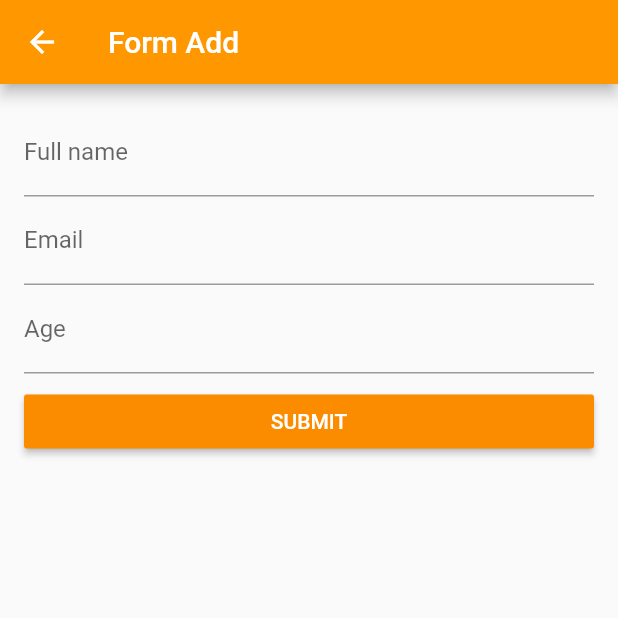
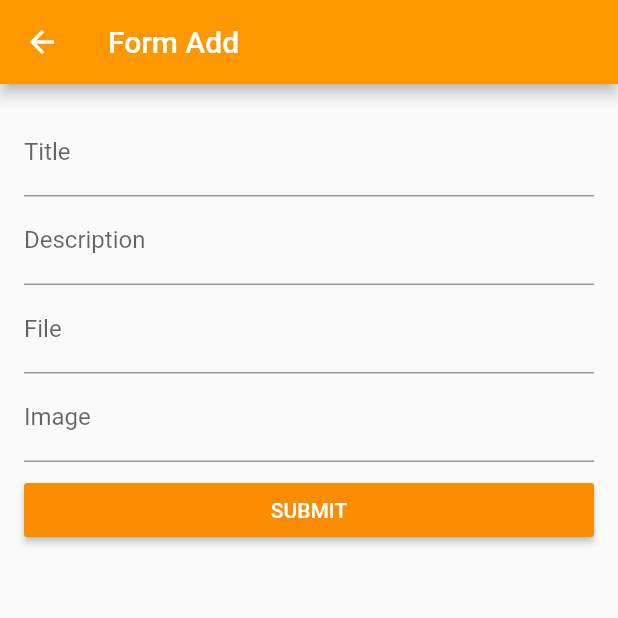
Before and after one commit to mohali9/crud_flutter_me, a Flutter app: the FormAddScreen screen opened directly, on a phone screen of 412 x 824 dp, the top half of it. Run offline on Flutter 3.47's test engine with Material 2 defaults, Android fonts, the phone set to English and light mode, and no system bars; our stand-ins replace shared_preferences; accounts and stored records are empty.

Commit message:
first commit

```diff
--- a/lib/home/create.dart
+++ b/lib/home/create.dart
@@ -1,5 +1,5 @@
-import 'package:crud_lagi/api/api_service.dart';
-import 'package:crud_lagi/model/profile.dart';
+import 'package:crud_flutter_me/api/api_service.dart';
+import 'package:crud_flutter_me/model/profile.dart';
 import 'package:flutter/cupertino.dart';
 import 'package:flutter/material.dart';
 
@@ -17,23 +17,26 @@ class FormAddScreen extends StatefulWidget {
 class _FormAddScreenState extends State<FormAddScreen> {
   bool _isLoading = false;
   ApiService _apiService = ApiService();
-  bool _isFieldNameValid;
-  bool _isFieldEmailValid;
-  bool _isFieldAgeValid;
-  TextEditingController _controllerName = TextEditingController();
-  TextEditingController _controllerEmail = TextEditingController();
-  TextEditingController _controllerAge = TextEditingController();
+  bool _isFieldtitleValid;
+  bool _isFielddescriptionValid;
+  bool _isFieldfileValid;
+  bool _isFieldimageValid;
+  TextEditingController _controllertitle = TextEditingController();
+  TextEditingController _controllerdescription = TextEditingController();
+  TextEditingController _controllerfile = TextEditingController();
+  TextEditingController _controllerimage = TextEditingController();
 
   @override
   //deklarasi method initState()
   void initState() {
     if (widget.profile != null) {
-      _isFieldNameValid = true;
-      _controllerName.text = widget.profile.name;
-      _isFieldEmailValid = true;
-      _controllerEmail.text = widget.profile.email;
-      _isFieldAgeValid = true;
-      _controllerAge.text = widget.profile.age.toString();
+      _isFieldtitleValid = true;
+      _controllertitle.text = widget.profile.title;
+      _controllerdescription.text = widget.profile.description;
+      _controllerfile.text = widget.profile.file;
+      _controllerimage.text = widget.profile.image;
+      // _isFieldAgeValid = true;
+      // _controllerAge.text = widget.profile.age.toString();
     }
     super.initState();
   }
@@ -56,9 +59,10 @@ class _FormAddScreenState extends State<FormAddScreen> {
             child: Column(
               crossAxisAlignment: CrossAxisAlignment.stretch,
               children: <Widget>[
-                _buildTextFieldName(),
-                _buildTextFieldEmail(),
-                _buildTextFieldAge(),
+                _buildTextFieldtitle(),
+                _buildTextFielddescription(),
+                _buildTextFieldfile(),
+                _buildTextFieldimage(),
                 Padding(
                   padding: const EdgeInsets.only(top: 8.0),
                   child: RaisedButton(
@@ -71,12 +75,14 @@ class _FormAddScreenState extends State<FormAddScreen> {
                       ),
                     ),
                     onPressed: () {
-                      if (_isFieldNameValid == null ||
-                          _isFieldEmailValid == null ||
-                          _isFieldAgeValid == null ||
-                          !_isFieldNameValid ||
-                          !_isFieldEmailValid ||
-                          !_isFieldAgeValid) {
+                      if (_isFieldtitleValid == null ||
+                          _isFielddescriptionValid == null ||
+                          _isFieldfileValid == null ||
+                          _isFieldimageValid == null ||
+                          !_isFieldtitleValid ||
+                          !_isFielddescriptionValid ||
+                          !_isFieldfileValid ||
+                          !_isFieldimageValid) {
                         _scaffoldState.currentState.showSnackBar(
                           SnackBar(
                             content: Text("Please fill all field"),
@@ -85,20 +91,28 @@ class _FormAddScreenState extends State<FormAddScreen> {
                         return;
                       }
                       setState(() => _isLoading = true);
-                      String name = _controllerName.text.toString();
-                      String email = _controllerEmail.text.toString();
-                      int age = int.parse(_controllerAge.text.toString());
-                      Profile profile =
-                          Profile(name: name, email: email, age: age);
+                      String title = _controllertitle.text.toString();
+                      String description =
+                          _controllerdescription.text.toString();
+                      String file = _controllerfile.text.toString();
+                      String image = _controllerimage.text.toString();
+                      // int age = int.parse(_controllerAge.text.toString());
+                      Profile profile = Profile(
+                          title: title,
+                          description: description,
+                          file: file,
+                          image: image);
                       if (widget.profile == null) {
                         _apiService.createProfile(profile).then((isSuccess) {
                           setState(() => _isLoading = false);
                           if (isSuccess) {
+                            _scaffoldState.currentState.showSnackBar(
+                              SnackBar(
+                                content: Text("Submit data failed"),
+                              ),
+                            );
+                          } else {
                             Navigator.pop(_scaffoldState.currentState.context);
-                          } else {
-                            _scaffoldState.currentState.showSnackBar(SnackBar(
-                              content: Text("Submit data failed"),
-                            ));
                           }
                         });
                       } else {
@@ -142,58 +156,77 @@ class _FormAddScreenState extends State<FormAddScreen> {
     );
   }
 
-  Widget _buildTextFieldName() {
+  Widget _buildTextFieldtitle() {
     return TextField(
-      controller: _controllerName,
+      controller: _controllertitle,
       keyboardType: TextInputType.text,
       decoration: InputDecoration(
-        labelText: "Full name",
-        errorText: _isFieldNameValid == null || _isFieldNameValid
+        labelText: "Title",
+        errorText: _isFieldtitleValid == null || _isFieldtitleValid
             ? null
-            : "Full name is required",
+            : "Full Title is required",
       ),
       onChanged: (value) {
         bool isFieldValid = value.trim().isNotEmpty;
-        if (isFieldValid != _isFieldNameValid) {
-          setState(() => _isFieldNameValid = isFieldValid);
+        if (isFieldValid != _isFieldtitleValid) {
+          setState(() => _isFieldtitleValid = isFieldValid);
         }
       },
     );
   }
 
-  Widget _buildTextFieldEmail() {
+  Widget _buildTextFielddescription() {
     return TextField(
-      controller: _controllerEmail,
-      keyboardType: TextInputType.emailAddress,
+      controller: _controllerdescription,
+      keyboardType: TextInputType.text,
       decoration: InputDecoration(
-        labelText: "Email",
-        errorText: _isFieldEmailValid == null || _isFieldEmailValid
+        labelText: "Description",
+        errorText: _isFielddescriptionValid == null || _isFielddescriptionValid
             ? null
-            : "Email is required",
+            : "Description is required",
       ),
       onChanged: (value) {
         bool isFieldValid = value.trim().isNotEmpty;
-        if (isFieldValid != _isFieldEmailValid) {
-          setState(() => _isFieldEmailValid = isFieldValid);
+        if (isFieldValid != _isFielddescriptionValid) {
+          setState(() => _isFielddescriptionValid = isFieldValid);
         }
       },
     );
   }
 
-  Widget _buildTextFieldAge() {
+  Widget _buildTextFieldfile() {
     return TextField(
-      controller: _controllerAge,
-      keyboardType: TextInputType.number,
+      controller: _controllerfile,
+      keyboardType: TextInputType.text,
       decoration: InputDecoration(
-        labelText: "Age",
-        errorText: _isFieldAgeValid == null || _isFieldAgeValid
+        labelText: "File",
+        errorText: _isFieldfileValid == null || _isFieldfileValid
             ? null
-            : "Age is required",
+            : "File is required",
       ),
       onChanged: (value) {
         bool isFieldValid = value.trim().isNotEmpty;
-        if (isFieldValid != _isFieldAgeValid) {
-          setState(() => _isFieldAgeValid = isFieldValid);
+        if (isFieldValid != _isFieldfileValid) {
+          setState(() => _isFieldfileValid = isFieldValid);
+        }
+      },
+    );
+  }
+
+  Widget _buildTextFieldimage() {
+    return TextField(
+      controller: _controllerimage,
+      keyboardType: TextInputType.text,
+      decoration: InputDecoration(
+        labelText: "Image",
+        errorText: _isFieldimageValid == null || _isFieldimageValid
+            ? null
+            : "Image is required",
+      ),
+      onChanged: (value) {
+        bool isFieldValid = value.trim().isNotEmpty;
+        if (isFieldValid != _isFieldimageValid) {
+          setState(() => _isFieldimageValid = isFieldValid);
         }
       },
     );
--- a/lib/home/homescreen.dart
+++ b/lib/home/homescreen.dart
@@ -1,8 +1,11 @@
-import 'package:crud_lagi/api/api_service.dart';
-import 'package:crud_lagi/home/create.dart';
-import 'package:crud_lagi/model/profile.dart';
+import 'package:crud_flutter_me/api/api_service.dart';
+import 'package:crud_flutter_me/home/create.dart';
+import 'package:crud_flutter_me/model/profile.dart';
 import 'package:flutter/cupertino.dart';
 import 'package:flutter/material.dart';
+import 'package:shared_preferences/shared_preferences.dart';
+
+// GlobalKey<ScaffoldState> _scaffoldState = GlobalKey<ScaffoldState>();
 
 class HomeScreen extends StatefulWidget {
   @override
@@ -24,12 +27,14 @@ class _HomeScreenState extends State<HomeScreen> {
   Widget build(BuildContext context) {
     // Tes Print
     ApiService().getProfiles().then((value) => print("value: $value"));
-    // deklarasi
+    // deklarasi hapus
     this.context = context;
-    return SafeArea(
+    return new Scaffold(
+      body: new SafeArea(
         child: FutureBuilder(
           future: apiService.getProfiles(),
-        builder: (BuildContext context, AsyncSnapshot<List<Profile>> snapshot) {
+          builder:
+              (BuildContext context, AsyncSnapshot<List<Profile>> snapshot) {
             if (snapshot.hasError) {
               return Center(
                 child: Text(
@@ -44,6 +49,7 @@ class _HomeScreenState extends State<HomeScreen> {
               );
             }
           },
+        ),
       ),
     );
   }
@@ -63,11 +69,12 @@ class _HomeScreenState extends State<HomeScreen> {
                   crossAxisAlignment: CrossAxisAlignment.start,
                   children: <Widget>[
                     Text(
-                      profile.name,
+                      profile.title,
                       style: Theme.of(context).textTheme.title,
                     ),
-                    Text(profile.email),
-                    Text(profile.age.toString()),
+                    Text(profile.description),
+                    Text(profile.file.toString()),
+                    // Text(profile.age.toString()),
                     Row(
                       mainAxisAlignment: MainAxisAlignment.end,
                       children: <Widget>[
@@ -79,7 +86,7 @@ class _HomeScreenState extends State<HomeScreen> {
                                   return AlertDialog(
                                     title: Text("Warning"),
                                     content: Text(
-                                        "Are you sure want to delete data profile ${profile.name}?"),
+                                        "Are you sure want to delete data profile ${profile.title}?"),
                                     actions: <Widget>[
                                       FlatButton(
                                         child: Text("Yes"),
@@ -87,8 +94,7 @@ class _HomeScreenState extends State<HomeScreen> {
                                           Navigator.pop(context);
                                           apiService
                                               .deleteProfile(profile.id)
-                                              .then(
-                                            (isSuccess) {
+                                              .then((isSuccess) {
                                             if (isSuccess) {
                                               setState(() {});
                                               Scaffold.of(this.context)
@@ -101,8 +107,7 @@ class _HomeScreenState extends State<HomeScreen> {
                                                       content: Text(
                                                           "Delete data failed")));
                                             }
-                                            },
-                                          );
+                                          });
                                         },
                                       ),
                                       FlatButton(
@@ -132,7 +137,23 @@ class _HomeScreenState extends State<HomeScreen> {
                             style: TextStyle(color: Colors.blue),
                           ),
                         ),
+                        new FlatButton(
+                          child: new Text('Tambah'),
+                          onPressed: () async {
+                            Navigator.of(context).pushNamed('/create');
+                          },
+                        ),
                       ],
+                    ),
+                    new RaisedButton(
+                      child: new Text('Logout'),
+                      onPressed: () async {
+                        // hapus data login
+                        SharedPreferences preferences =
+                            await SharedPreferences.getInstance();
+                        preferences.clear();
+                        Navigator.of(context).pushReplacementNamed('/login');
+                      },
                     ),
                   ],
                 ),
--- a/lib/model/profile.dart
+++ b/lib/model/profile.dart
@@ -2,24 +2,35 @@ import 'dart:convert';
 
 class Profile {
   int id;
-  String name;
-  String email;
-  int age;
+  String title;
+  String description;
+  String file;
+  String image;
 
-  Profile({this.id = 0, this.name, this.email, this.age});
+  Profile({this.id = 0, this.title, this.description, this.file, this.image});
 
   factory Profile.fromJson(Map<String, dynamic> map) {
     return Profile(
-        id: map["id"], name: map["name"], email: map["email"], age: map["age"]);
+        id: map["id"],
+        title: map["title"],
+        description: map["description"],
+        file: map["file"],
+        image: map["image"],);
   }
 
   Map<String, dynamic> toJson() {
-    return {"id": id, "name": name, "email": email, "age": age};
+    return {
+      "id": id,
+      "title": title,
+      "description": description,
+      "file": file,
+      "image": image,
+    };
   }
 
   @override
   String toString() {
-    return 'Profile{id: $id, name: $name, email: $email, age: $age}';
+    return 'Profile{id: $id, title: $title, description: $description, file: $file, image: $image}';
   }
 }
 
--- a/pubspec.yaml
+++ b/pubspec.yaml
@@ -1,4 +1,4 @@
-name: crud_lagi
+name: crud_flutter_me
 description: A new Flutter project.
 
 # The following defines the version and build number for your application.
@@ -24,6 +24,8 @@ dependencies:
   # Use with the CupertinoIcons class for iOS style icons.
   cupertino_icons: ^0.1.2
   http: any
+  shared_preferences: any
+  rflutter_alert: any
 
 dev_dependencies:
   flutter_test:
@@ -45,6 +47,8 @@ flutter:
   # assets:
   #  - images/a_dot_burr.jpeg
   #  - images/a_dot_ham.jpeg
+  assets:
+  - img/splash.png
 
   # An image asset can refer to one or more resolution-specific "variants", see
   # https://flutter.dev/assets-and-images/#resolution-aware.
```
Also changed, not shown: lib/api/api_service.dart (+8 -8 lines), lib/login/localStorage.dart (added, +43 -0 lines), lib/login/login.dart (added, +152 -0 lines), lib/login/splashscreen.dart (added, +54 -0 lines), lib/main.dart (+11 -34 lines), img/splash.png (added), pubspec.lock, 13 other files. Lines whose indentation alone changed are shown as unchanged.
